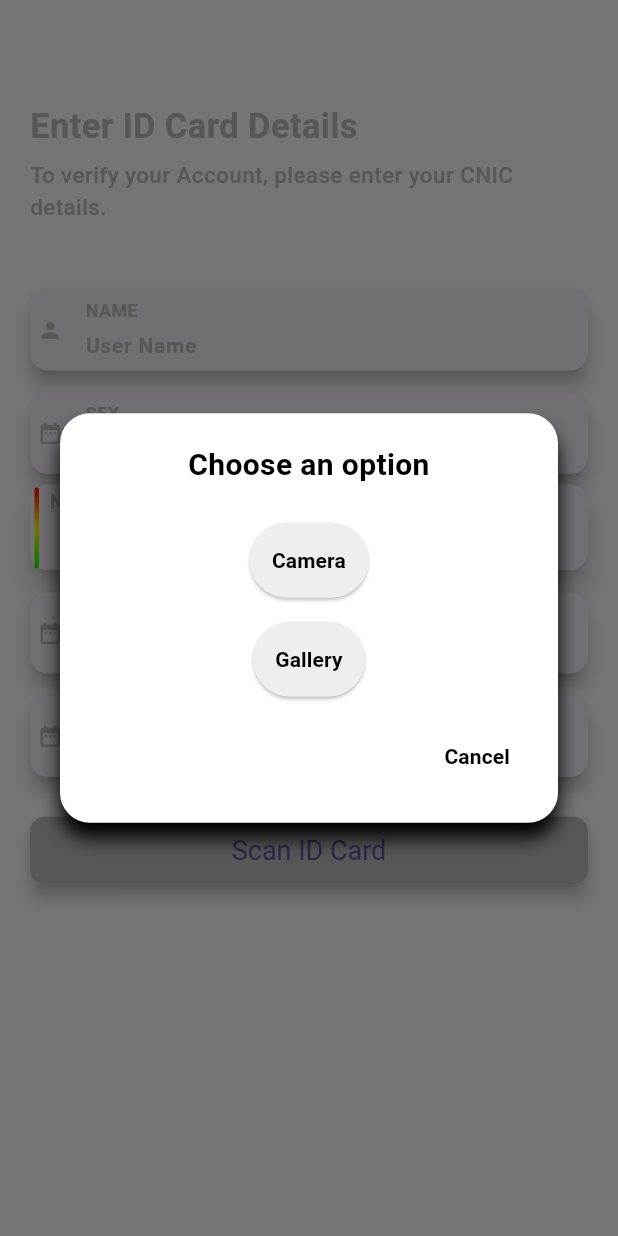
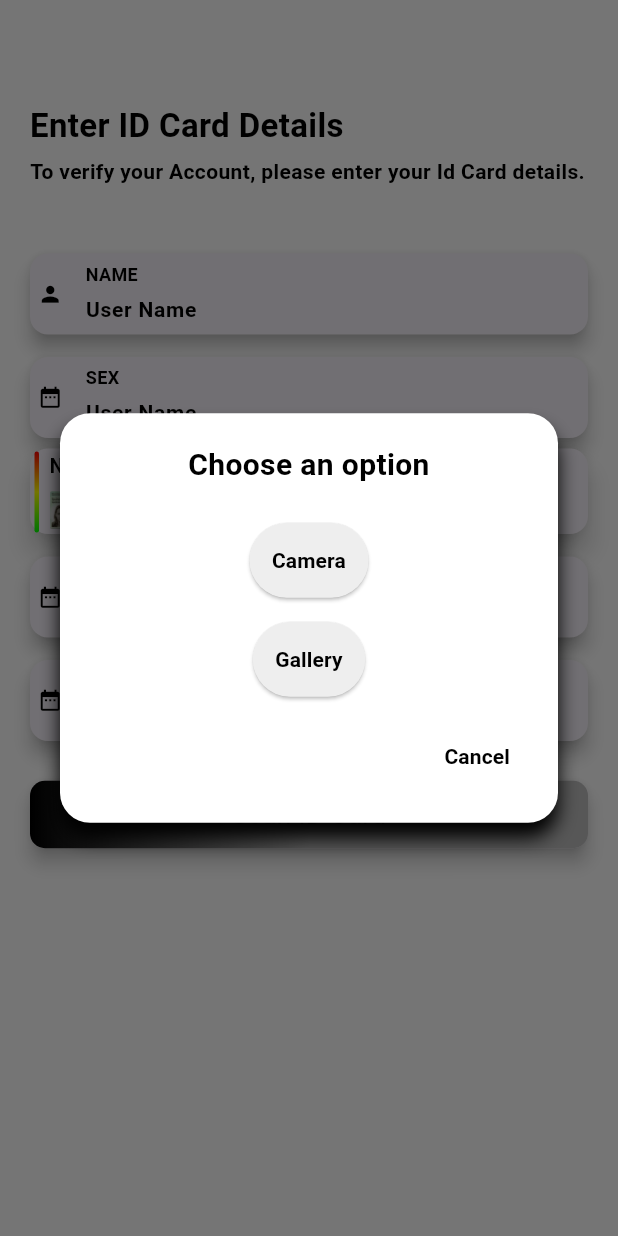
Before and after one commit to Castellani-Josue/HerShield, a Flutter app: the FacialRecognitionScreen screen opened by its route, after a tap on "Scan ID Card", on a phone screen of 412 x 824 dp. Run offline on Flutter 3.47's test engine with Material 3 defaults, Android fonts, the light colour scheme and no system bars; our stand-ins replace bloc, cloud_firestore, firebase_auth, firebase_core, flutter_bloc, fluttertoast and 1 more; missing offline and left inert: google_mlkit_text_recognition; accounts and stored records are empty; Roboto replaces fonts that are missing (Times New Roman).

Commit message:
Add example of id Card, assets load problem solve

```diff
--- a/code/her_shield/lib/screens/components/FacialRecognitionDialogBox.dart
+++ b/code/her_shield/lib/screens/components/FacialRecognitionDialogBox.dart
@@ -51,7 +51,7 @@ class FacialRecognitionCustomDialogBox extends StatelessWidget {
           ElevatedButton(
             onPressed: onCameraBTNPressed,
             style: ButtonStyle(
-              backgroundColor: MaterialStateProperty.all<Color>(btnIdCardCheckColor),
+              backgroundColor: MaterialStateProperty.all<Color>(btnSmallIdCardCheckColor),
               padding: MaterialStateProperty.all<EdgeInsetsGeometry>(
                 const EdgeInsets.all(15),
               ),
@@ -65,7 +65,7 @@ class FacialRecognitionCustomDialogBox extends StatelessWidget {
           ElevatedButton(
             onPressed: onGalleryBTNPressed,
             style: ButtonStyle(
-              backgroundColor: MaterialStateProperty.all<Color>(btnIdCardCheckColor),
+              backgroundColor: MaterialStateProperty.all<Color>(btnSmallIdCardCheckColor),
               padding: MaterialStateProperty.all<EdgeInsetsGeometry>(
                 const EdgeInsets.all(15),
               ),
--- a/code/her_shield/lib/screens/facial_recognition_screen.dart
+++ b/code/her_shield/lib/screens/facial_recognition_screen.dart
@@ -1,5 +1,6 @@
 
 import 'package:flutter/material.dart';
+import 'package:her_shield/screens/components/text_lambda.dart';
 import 'package:image_picker/image_picker.dart';
 
 import '../modified_packages/cnic/cnic_scanner.dart';
@@ -52,19 +53,16 @@ class FacialRecognitionScreenState extends State<FacialRecognitionScreen> {
             const SizedBox(
               height: 18,
             ),
-            Text('Enter ID Card Details',
-                style: TextStyle(
-                    color: textFieldLoginFocusedBorderColor,
-                    fontSize: 23.0,
-                    fontWeight: FontWeight.bold)),
+            TextLambda('Enter ID Card Details', fontSize: 22.0),
             const SizedBox(
               height: 5,
             ),
-            Text('To verify your Account, please enter your CNIC details.',
+            const Text('To verify your Account, please enter your Id Card details.',
                 style: TextStyle(
-                    color: textFieldLoginFocusedBorderColor,
-                    fontSize: 15.0,
-                    fontWeight: FontWeight.w500)),
+                    color: textfieldIdCardDetailsColor,
+                    fontWeight: FontWeight.bold,
+                    fontFamily: 'Times New Roman',
+                    fontSize: 14.0),),
             const SizedBox(
               height: 35,
             ),
@@ -134,10 +132,10 @@ class FacialRecognitionScreenState extends State<FacialRecognitionScreen> {
                   child: Column(
                     crossAxisAlignment: CrossAxisAlignment.start,
                     children: [
-                      Text(
+                      const Text(
                         'National Register N°',
                         style: TextStyle(
-                            color: textFieldLoginFocusedBorderColor,
+                            color: textfieldIdCardDetailsColor,
                             fontSize: 13.0,
                             fontWeight: FontWeight.bold),
                       ),
@@ -146,20 +144,20 @@ class FacialRecognitionScreenState extends State<FacialRecognitionScreen> {
                       ),
                       Row(
                         children: [
-                          Image.asset("assets/images/sex.png",
+                          Image.asset("assets/ressources/images/idCarte.jpeg",
                               width: 40, height: 30),
                           Expanded(
                             child: TextField(
                               controller: textEditingController,
-                              decoration: InputDecoration(
+                              decoration: const InputDecoration(
                                 hintText: '01.04.21-016.46',
-                                hintStyle: TextStyle(color: textFieldLoginFocusedBorderColor),
+                                hintStyle: TextStyle(color: textfieldIdCardDetailsColor),
                                 border: InputBorder.none,
                                 isDense: true,
-                                contentPadding: const EdgeInsets.only(left: 5.0),
+                                contentPadding: EdgeInsets.only(left: 5.0),
                               ),
-                              style: TextStyle(
-                                  color: textFieldLoginFocusedBorderColor,
+                              style: const TextStyle(
+                                  color: textfieldIdCardDetailsColor,
                                   fontWeight: FontWeight.bold),
                               textInputAction: TextInputAction.done,
                               keyboardType: TextInputType.number,
@@ -195,7 +193,7 @@ class FacialRecognitionScreenState extends State<FacialRecognitionScreen> {
               padding: const EdgeInsets.only(left: 5),
               child: Icon(
                 (text == "Name") ? Icons.person : Icons.date_range,
-                color: textFieldLoginFocusedBorderColor,
+                color: textfieldIdCardDetailsColor,
                 size: 17,
               ),
             ),
@@ -209,8 +207,8 @@ class FacialRecognitionScreenState extends State<FacialRecognitionScreen> {
                     const EdgeInsets.only(left: 15.0, top: 5, bottom: 3),
                     child: Text(
                       text.toUpperCase(),
-                      style: TextStyle(
-                          color: textFieldLoginFocusedBorderColor,
+                      style: const TextStyle(
+                          color: textfieldIdCardDetailsColor,
                           fontSize: 12,
                           fontWeight: FontWeight.bold),
                     ),
@@ -223,8 +221,8 @@ class FacialRecognitionScreenState extends State<FacialRecognitionScreen> {
                         hintText: (text == "Name" || text == "Sex") ? "User Name" : 'DD/MM/YYYY',
                         border: InputBorder.none,
                         isDense: true,
-                        hintStyle: TextStyle(
-                            color: textFieldLoginFocusedBorderColor,
+                        hintStyle: const TextStyle(
+                            color: textfieldIdCardDetailsColor,
                             fontSize: 14,
                             fontWeight: FontWeight.bold),
                         contentPadding: const EdgeInsets.all(0),
@@ -275,13 +273,13 @@ class FacialRecognitionScreenState extends State<FacialRecognitionScreen> {
         decoration: BoxDecoration(
           borderRadius: const BorderRadius.all(Radius.circular(10.0)),
           gradient: LinearGradient(colors: <Color>[
-            textFieldLoginFocusedBorderColor,
-            textFieldLoginFocusedBorderColor,
-            textFieldLoginFocusedBorderColor,
+            btnScanIdCardCheckColor2,
+            btnScanIdCardCheckColor1,
+            btnScanIdCardCheckColor1,
           ]),
         ),
         padding: const EdgeInsets.all(12.0),
-        child: const Text('Scan ID Card', style: TextStyle(fontSize: 18)),
+        child: const Text('Scan ID Card', style: TextStyle(fontSize: 18,fontFamily: 'Times New Roman',color: textfieldIdCardDetailsColor)),
       ),
     );
   }
--- a/code/her_shield/lib/styles/colors.dart
+++ b/code/her_shield/lib/styles/colors.dart
@@ -10,6 +10,9 @@ const textChargementColor =   Color.fromRGBO(0, 0, 0, 1);
 const primaryColor =   Color.fromRGBO(0, 0, 0, 1);
 Color buttonColorSignUpLogin = Colors.grey.shade200;
 Color facialRecognitionCustomDialogBoxBoxDecoration = const Color.fromRGBO(255, 255,255, 1);
-Color facialRecognitionCustomDialogBoxBoxDecorationShadow = const Color.fromRGBO(0, 0,0, 1);
+Color facialRecognitionCustomDialogBoxBoxDecorationShadow = const Color.fromRGBO(0, 0, 0, 1);
 //const btnIdCardCheckColor =   Color.fromRGBO(0, 0, 0, 1);
-Color btnIdCardCheckColor = Colors.grey.shade200;
+Color btnSmallIdCardCheckColor = Colors.grey.shade200;
+Color btnScanIdCardCheckColor1 = Colors.grey.shade400;
+Color btnScanIdCardCheckColor2 = const Color.fromRGBO(0, 0, 0, 1);
+const textfieldIdCardDetailsColor = Color.fromRGBO(0, 0, 0, 1);
--- a/code/her_shield/pubspec.yaml
+++ b/code/her_shield/pubspec.yaml
@@ -74,6 +74,7 @@ flutter:
       - assets/ressources/background/background_chargement.png
       - assets/ressources/background/background_chargement2.png
       - assets/ressources/background/chargement_background.png
+      - assets/ressources/images/idCarte.jpeg
   #   - images/a_dot_burr.jpeg
   #   - images/a_dot_ham.jpeg
 
```
Also changed, not shown: code/her_shield/assets/ressources/images/idCarte.jpeg (added).
